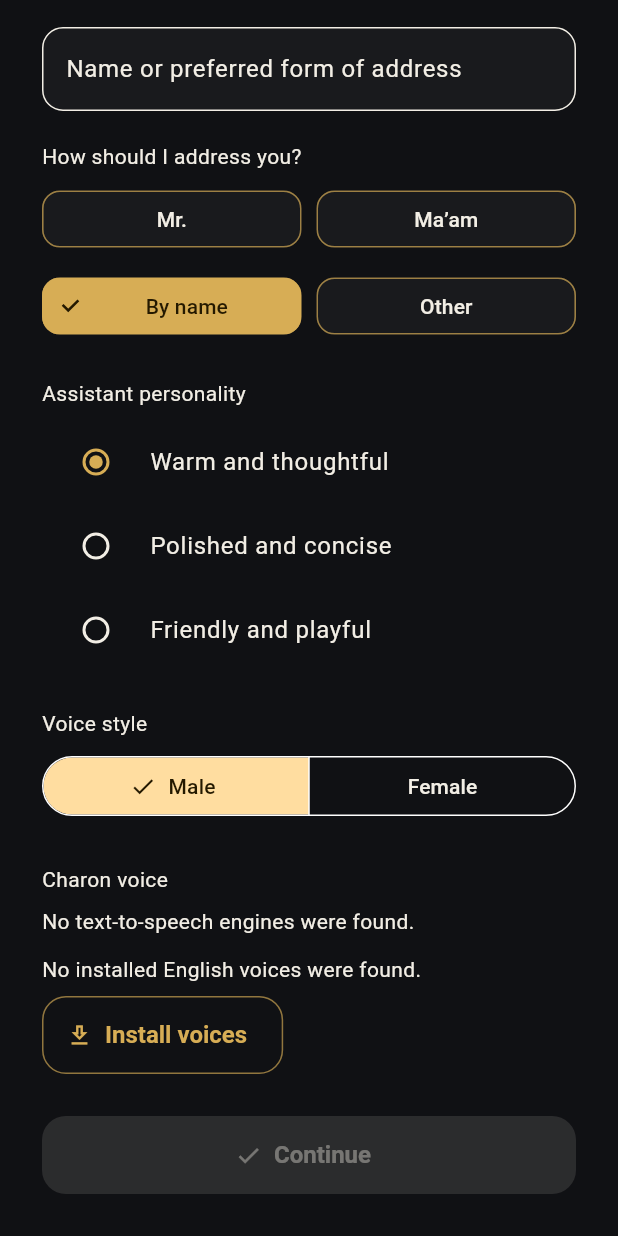
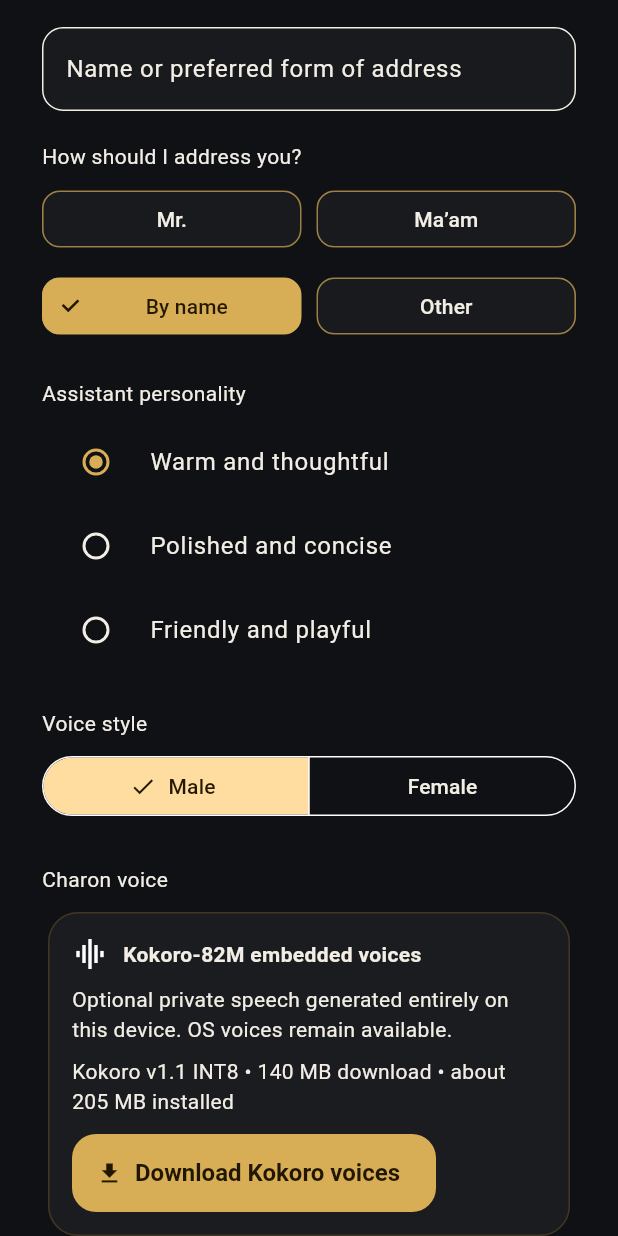
Before and after one commit to frtrev/PrivateConcierge, a Flutter app: the screen it shows after launch, scrolled down 248 dp, on a phone screen of 412 x 824 dp. Run offline on Flutter 3.47's test engine with Material 3 defaults, Android fonts, the phone set to English and light mode, and no system bars; our stand-ins replace audioplayers, flutter_local_notifications, geocoding, geolocator, shared_preferences, sqflite; missing offline and left inert: lib_llama_cpp, pmtiles, sherpa_onnx, vector_tile; accounts and stored records are empty.

Commit message:
Add embedded Kokoro speech voices

```diff
--- a/lib/app/app_dependencies.dart
+++ b/lib/app/app_dependencies.dart
@@ -25,6 +25,7 @@ import '../services/routines/routine_engine.dart';
 import '../services/storage/private_data_store.dart';
 import '../services/voice/voice_recognition_service.dart';
 import '../services/voice/speech_voice_service.dart';
+import '../services/voice/kokoro_tts_service.dart';
 import '../services/visits/visit_tracker.dart';
 import '../services/tracking/tracking_query_engine.dart';
 import '../core/models/geo.dart';
@@ -102,6 +103,9 @@ class AppDependencies {
     final voice = AndroidOnDeviceVoiceRecognitionService();
     final notifications = LocalNotificationService();
     final profiles = UserProfileService(preferences);
+    final kokoro = KokoroTtsService();
+    await kokoro.initialize();
+    final speechVoices = SpeechVoiceService(preferences, kokoro);
     final routines = RoutineEngine(
       privateData,
       notifications,
@@ -169,7 +173,7 @@ class AppDependencies {
       queryEngine: queryEngine,
       navigation: const PlatformNavigationService(),
       assistant: assistant,
-      speechVoices: const SpeechVoiceService(),
+      speechVoices: speechVoices,
       bootstrap: bootstrap,
       localAi: localAi,
     );
--- a/lib/features/onboarding/profile_onboarding_screen.dart
+++ b/lib/features/onboarding/profile_onboarding_screen.dart
@@ -4,6 +4,7 @@ import 'package:flutter/material.dart';
 
 import '../../core/models/user_profile.dart';
 import '../../services/voice/speech_voice_service.dart';
+import '../../services/voice/kokoro_tts_service.dart';
 
 class ProfileOnboardingScreen extends StatefulWidget {
   const ProfileOnboardingScreen({
@@ -237,6 +238,95 @@ class _ProfileOnboardingScreenState extends State<ProfileOnboardingScreen>
           const SizedBox(height: 28),
           const Text('Charon voice'),
           const SizedBox(height: 8),
+          ValueListenableBuilder<KokoroStatus>(
+            valueListenable: widget.speechVoices.kokoro.status,
+            builder: (context, status, _) => Card.outlined(
+              child: Padding(
+                padding: const EdgeInsets.all(16),
+                child: Column(
+                  crossAxisAlignment: CrossAxisAlignment.start,
+                  children: [
+                    const Row(
+                      children: [
+                        Icon(Icons.graphic_eq),
+                        SizedBox(width: 10),
+                        Expanded(
+                          child: Text(
+                            'Kokoro-82M embedded voices',
+                            style: TextStyle(fontWeight: FontWeight.bold),
+                          ),
+                        ),
+                      ],
+                    ),
+                    const SizedBox(height: 8),
+                    const Text(
+                      'Optional private speech generated entirely on this device. OS voices remain available.',
+                    ),
+                    const SizedBox(height: 8),
+                    const Text(
+                      'Kokoro v1.1 INT8 • 140 MB download • about 205 MB installed',
+                    ),
+                    if (status.state == KokoroInstallState.downloading) ...[
+                      const SizedBox(height: 12),
+                      LinearProgressIndicator(
+                        value: status.totalBytes > 0
+                            ? status.downloadedBytes / status.totalBytes
+                            : null,
+                      ),
+                      const SizedBox(height: 6),
+                      Text(
+                        '${(status.downloadedBytes / 1048576).toStringAsFixed(1)} of '
+                        '${(status.totalBytes / 1048576).toStringAsFixed(1)} MB',
+                      ),
+                    ] else if (status.state ==
+                        KokoroInstallState.installing) ...[
+                      const SizedBox(height: 12),
+                      const LinearProgressIndicator(),
+                      const SizedBox(height: 6),
+                      const Text('Verifying and installing…'),
+                    ] else if (status.error != null) ...[
+                      const SizedBox(height: 8),
+                      Text(
+                        status.error!,
+                        style: TextStyle(
+                          color: Theme.of(context).colorScheme.error,
+                        ),
+                      ),
+                    ],
+                    const SizedBox(height: 12),
+                    if (status.installed)
+                      const Row(
+                        children: [
+                          Icon(Icons.check_circle_outline),
+                          SizedBox(width: 8),
+                          Text('Downloaded and ready'),
+                        ],
+                      )
+                    else
+                      FilledButton.icon(
+                        onPressed:
+                            status.state == KokoroInstallState.downloading ||
+                                status.state == KokoroInstallState.installing
+                            ? null
+                            : () async {
+                                try {
+                                  await widget.speechVoices.kokoro.download();
+                                  if (mounted) _refreshVoices();
+                                } catch (_) {}
+                              },
+                        icon: const Icon(Icons.download),
+                        label: Text(
+                          status.state == KokoroInstallState.failed
+                              ? 'Retry Kokoro download'
+                              : 'Download Kokoro voices',
+                        ),
+                      ),
+                  ],
+                ),
+              ),
+            ),
+          ),
+          const SizedBox(height: 12),
           if (Platform.isAndroid) ...[
             FutureBuilder<List<SpeechEngine>>(
               future: engines,
--- /dev/null
+++ b/lib/services/voice/kokoro_tts_service.dart
@@ -0,0 +1,260 @@
+import 'dart:async';
+import 'dart:io';
+import 'dart:isolate';
+
+import 'package:archive/archive_io.dart';
+import 'package:audioplayers/audioplayers.dart';
+import 'package:crypto/crypto.dart';
+import 'package:flutter/foundation.dart';
+import 'package:path/path.dart' as path;
+import 'package:path_provider/path_provider.dart';
+import 'package:sherpa_onnx/sherpa_onnx.dart' as sherpa;
+
+enum KokoroInstallState { notInstalled, downloading, installing, ready, failed }
+
+class KokoroStatus {
+  const KokoroStatus({
+    required this.state,
+    this.downloadedBytes = 0,
+    this.totalBytes = KokoroTtsService.downloadBytes,
+    this.error,
+  });
+
+  final KokoroInstallState state;
+  final int downloadedBytes;
+  final int totalBytes;
+  final String? error;
+  bool get installed => state == KokoroInstallState.ready;
+}
+
+class KokoroVoice {
+  const KokoroVoice(this.id, this.name, this.sid);
+  final String id;
+  final String name;
+  final int sid;
+}
+
+class KokoroTtsService {
+  KokoroTtsService();
+
+  static const modelVersion = 'kokoro-int8-multi-lang-v1_1';
+  static const downloadBytes = 147031220;
+  static const installedBytes = 215000000;
+  static const downloadUrl =
+      'https://github.com/k2-fsa/sherpa-onnx/releases/download/tts-models/'
+      '$modelVersion.tar.bz2';
+  static const sha256Digest =
+      'a1e94694776049035c4f2c6529f003aaece993c76aae9a78995831c3c4dcafc6';
+  static const voices = [
+    KokoroVoice('kokoro:af_maple', 'Kokoro Maple', 0),
+    KokoroVoice('kokoro:af_sol', 'Kokoro Sol', 1),
+    KokoroVoice('kokoro:bf_vale', 'Kokoro Vale', 2),
+  ];
+
+  final status = ValueNotifier<KokoroStatus>(
+    const KokoroStatus(state: KokoroInstallState.notInstalled),
+  );
+  final AudioPlayer _player = AudioPlayer();
+  Future<void> _queue = Future.value();
+  HttpClient? _client;
+
+  Future<void> initialize() async {
+    status.value = KokoroStatus(
+      state: await _hasRequiredFiles()
+          ? KokoroInstallState.ready
+          : KokoroInstallState.notInstalled,
+    );
+  }
+
+  Future<Directory> _baseDirectory() async => Directory(
+    path.join((await getApplicationSupportDirectory()).path, 'kokoro_tts'),
+  );
+
+  Future<Directory> _modelDirectory() async =>
+      Directory(path.join((await _baseDirectory()).path, modelVersion));
+
+  Future<bool> _hasRequiredFiles() async {
+    final root = await _modelDirectory();
+    return File(path.join(root.path, 'model.int8.onnx')).existsSync() &&
+        File(path.join(root.path, 'voices.bin')).existsSync() &&
+        File(path.join(root.path, 'tokens.txt')).existsSync() &&
+        Directory(path.join(root.path, 'espeak-ng-data')).existsSync();
+  }
+
+  Future<void> download() async {
+    if (status.value.state == KokoroInstallState.downloading ||
+        status.value.state == KokoroInstallState.installing) {
+      return;
+    }
+    final base = await _baseDirectory()
+      ..createSync(recursive: true);
+    final archiveFile = File(
+      path.join(base.path, '$modelVersion.tar.bz2.part'),
+    );
+    final staging = Directory(
+      path.join(base.path, '.installing-$modelVersion'),
+    );
+    try {
+      status.value = const KokoroStatus(state: KokoroInstallState.downloading);
+      _client = HttpClient();
+      final request = await _client!.getUrl(Uri.parse(downloadUrl));
+      final response = await request.close();
+      if (response.statusCode != HttpStatus.ok) {
+        throw HttpException(
+          'Download failed with HTTP ${response.statusCode}.',
+        );
+      }
+      final total = response.contentLength > 0
+          ? response.contentLength
+          : downloadBytes;
+      final sink = archiveFile.openWrite();
+      var received = 0;
+      await for (final chunk in response) {
+        sink.add(chunk);
+        received += chunk.length;
+        status.value = KokoroStatus(
+          state: KokoroInstallState.downloading,
+          downloadedBytes: received,
+          totalBytes: total,
+        );
+      }
+      await sink.close();
+      final actual = (await sha256.bind(archiveFile.openRead()).first)
+          .toString();
+      if (actual != sha256Digest) {
+        throw const FormatException(
+          'Downloaded Kokoro package checksum failed.',
+        );
+      }
+
+      status.value = KokoroStatus(
+        state: KokoroInstallState.installing,
+        downloadedBytes: received,
+        totalBytes: total,
+      );
+      if (staging.existsSync()) staging.deleteSync(recursive: true);
+      staging.createSync(recursive: true);
+      await Isolate.run(
+        () => extractFileToDisk(archiveFile.path, staging.path),
+      );
+      final extracted = Directory(path.join(staging.path, modelVersion));
+      if (!extracted.existsSync()) {
+        throw const FormatException('Kokoro package contents were incomplete.');
+      }
+      final destination = await _modelDirectory();
+      if (destination.existsSync()) destination.deleteSync(recursive: true);
+      extracted.renameSync(destination.path);
+      staging.deleteSync(recursive: true);
+      archiveFile.deleteSync();
+      if (!await _hasRequiredFiles()) {
+        throw const FormatException('Kokoro installation verification failed.');
+      }
+      status.value = const KokoroStatus(state: KokoroInstallState.ready);
+    } catch (error) {
+      status.value = KokoroStatus(
+        state: KokoroInstallState.failed,
+        error: _friendlyError(error),
+      );
+      rethrow;
+    } finally {
+      _client?.close(force: true);
+      _client = null;
+    }
+  }
+
+  Future<void> speak(String text, KokoroVoice voice, {bool wait = true}) {
+    final completer = Completer<void>();
+    _queue = _queue.then((_) async {
+      try {
+        if (!await _hasRequiredFiles()) {
+          throw StateError('Download Kokoro before selecting this voice.');
+        }
+        final root = await _modelDirectory();
+        final bytes = await Isolate.run(
+          () => _synthesizeWav(root.path, text, voice.sid),
+        );
+        await _player.stop();
+        final finished = _player.onPlayerComplete.first;
+        await _player.play(BytesSource(bytes, mimeType: 'audio/wav'));
+        if (wait) await finished;
+        completer.complete();
+      } catch (error, stack) {
+        completer.completeError(error, stack);
+      }
+    });
+    return completer.future;
+  }
+
+  static Uint8List _synthesizeWav(String root, String text, int sid) {
+    sherpa.initBindings();
+    final tts = sherpa.OfflineTts(
+      sherpa.OfflineTtsConfig(
+        model: sherpa.OfflineTtsModelConfig(
+          kokoro: sherpa.OfflineTtsKokoroModelConfig(
+            model: path.join(root, 'model.int8.onnx'),
+            voices: path.join(root, 'voices.bin'),
+            tokens: path.join(root, 'tokens.txt'),
+            dataDir: path.join(root, 'espeak-ng-data'),
+            lexicon:
+                '${path.join(root, 'lexicon-us-en.txt')},${path.join(root, 'lexicon-zh.txt')}',
+            lang: 'en-us',
+          ),
+          numThreads: 2,
+          debug: false,
+        ),
+        ruleFsts:
+            '${path.join(root, 'phone-zh.fst')},${path.join(root, 'date-zh.fst')},${path.join(root, 'number-zh.fst')}',
+      ),
+    );
+    try {
+      final audio = tts.generate(text: text, sid: sid, speed: 1.0);
+      if (audio.samples.isEmpty || audio.sampleRate <= 0) {
+        throw StateError('Kokoro did not generate audio.');
+      }
+      return _wav(audio.samples, audio.sampleRate);
+    } finally {
+      tts.free();
+    }
+  }
+
+  static Uint8List _wav(Float32List samples, int sampleRate) {
+    final dataLength = samples.length * 2;
+    final bytes = ByteData(44 + dataLength);
+    void ascii(int offset, String value) {
+      for (var i = 0; i < value.length; i++) {
+        bytes.setUint8(offset + i, value.codeUnitAt(i));
+      }
+    }
+
+    ascii(0, 'RIFF');
+    bytes.setUint32(4, 36 + dataLength, Endian.little);
+    ascii(8, 'WAVE');
+    ascii(12, 'fmt ');
+    bytes.setUint32(16, 16, Endian.little);
+    bytes.setUint16(20, 1, Endian.little);
+    bytes.setUint16(22, 1, Endian.little);
+    bytes.setUint32(24, sampleRate, Endian.little);
+    bytes.setUint32(28, sampleRate * 2, Endian.little);
+    bytes.setUint16(32, 2, Endian.little);
+    bytes.setUint16(34, 16, Endian.little);
+    ascii(36, 'data');
+    bytes.setUint32(40, dataLength, Endian.little);
+    for (var i = 0; i < samples.length; i++) {
+      final sample = samples[i].clamp(-1.0, 1.0);
+      bytes.setInt16(44 + i * 2, (sample * 32767).round(), Endian.little);
+    }
+    return bytes.buffer.asUint8List();
+  }
+
+  String _friendlyError(Object error) {
+    if (error is SocketException) return 'Could not connect to the model host.';
+    if (error is HttpException || error is FormatException) return '$error';
+    return 'Kokoro installation failed. Please try again.';
+  }
+
+  Future<void> dispose() async {
+    _client?.close(force: true);
+    await _player.dispose();
+    status.dispose();
+  }
+}
--- a/lib/services/voice/speech_voice_service.dart
+++ b/lib/services/voice/speech_voice_service.dart
@@ -1,4 +1,7 @@
 import 'package:flutter/services.dart';
+import 'package:shared_preferences/shared_preferences.dart';
+
+import 'kokoro_tts_service.dart';
 
 class SpeechVoice {
   const SpeechVoice({
@@ -29,9 +32,12 @@ class SpeechEngine {
 }
 
 class SpeechVoiceService {
-  const SpeechVoiceService();
+  SpeechVoiceService(this._preferences, this.kokoro);
 
   static const _channel = MethodChannel('private_concierge/speech_voice');
+  static const _selectedKey = 'charon.speech.selectedVoiceId';
+  final SharedPreferences _preferences;
+  final KokoroTtsService kokoro;
 
   Future<List<SpeechVoice>> voices() async {
     final values =
@@ -40,6 +46,17 @@ class SpeechVoiceService {
         .whereType<Map<Object?, Object?>>()
         .map(SpeechVoice.fromMap)
         .toList();
+    if (kokoro.status.value.installed) {
+      voices.addAll(
+        KokoroTtsService.voices.map(
+          (voice) => SpeechVoice(
+            id: voice.id,
+            name: voice.name,
+            locale: 'Embedded • offline',
+          ),
+        ),
+      );
+    }
     voices.sort((a, b) {
       if (a.id == 'system:default') return -1;
       if (b.id == 'system:default') return 1;
@@ -48,8 +65,9 @@ class SpeechVoiceService {
     return voices;
   }
 
-  Future<String?> selectedVoiceId() =>
-      _channel.invokeMethod<String>('selectedVoice');
+  Future<String?> selectedVoiceId() async =>
+      _preferences.getString(_selectedKey) ??
+      await _channel.invokeMethod<String>('selectedVoice');
 
   Future<List<SpeechEngine>> engines() async {
     final values =
@@ -70,18 +88,43 @@ class SpeechVoiceService {
   Future<void> selectEngine(String engineId) =>
       _channel.invokeMethod<void>('selectEngine', {'engineId': engineId});
 
-  Future<void> preview({required String voiceId, required String text}) =>
-      _channel.invokeMethod<void>('preview', {
-        'voiceId': voiceId,
-        'text': text,
-      });
+  Future<void> preview({required String voiceId, required String text}) async {
+    final kokoroVoice = _kokoroVoice(voiceId);
+    if (kokoroVoice != null) {
+      await kokoro.speak(text, kokoroVoice, wait: false);
+      return;
+    }
+    await _channel.invokeMethod<void>('preview', {
+      'voiceId': voiceId,
+      'text': text,
+    });
+  }
 
-  Future<void> speak(String text) =>
-      _channel.invokeMethod<void>('speak', {'text': text});
+  Future<void> speak(String text) async {
+    final selected = await selectedVoiceId();
+    final kokoroVoice = _kokoroVoice(selected);
+    if (kokoroVoice != null) {
+      await kokoro.speak(text, kokoroVoice);
+      return;
+    }
+    await _channel.invokeMethod<void>('speak', {'text': text});
+  }
 
-  Future<void> select(String voiceId) =>
-      _channel.invokeMethod<void>('select', {'voiceId': voiceId});
+  Future<void> select(String voiceId) async {
+    await _preferences.setString(_selectedKey, voiceId);
+    if (!voiceId.startsWith('kokoro:')) {
+      await _channel.invokeMethod<void>('select', {'voiceId': voiceId});
+    }
+  }
 
   Future<bool> installVoices() async =>
       await _channel.invokeMethod<bool>('installVoices') ?? false;
+
+  KokoroVoice? _kokoroVoice(String? id) {
+    if (id == null) return null;
+    for (final voice in KokoroTtsService.voices) {
+      if (voice.id == id) return voice;
+    }
+    return null;
+  }
 }
--- a/pubspec.yaml
+++ b/pubspec.yaml
@@ -46,6 +46,9 @@ dependencies:
   flutter_local_notifications: ^22.3.0
   crypto: ^3.0.7
   lib_llama_cpp: ^0.7.3
+  sherpa_onnx: ^1.13.4
+  archive: ^4.0.7
+  audioplayers: ^6.5.1
 dev_dependencies:
   flutter_test:
     sdk: flutter
```
Also changed, not shown: pubspec.lock, 1 other file.
